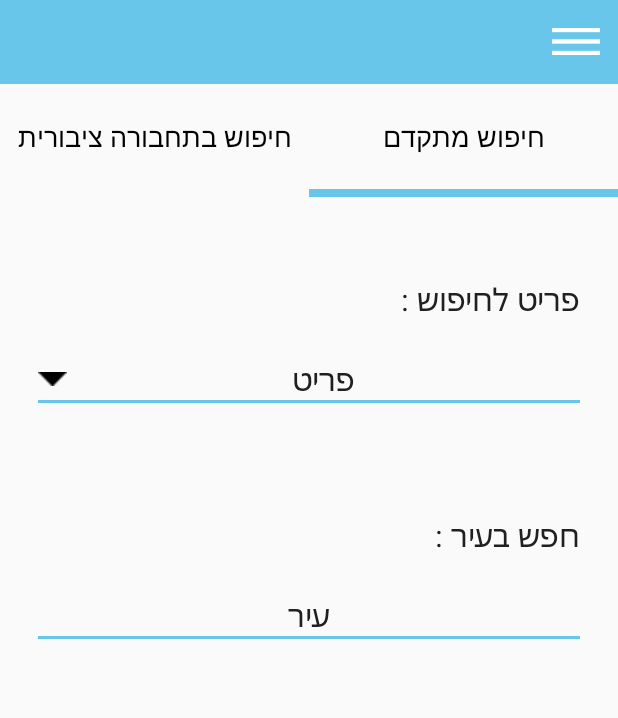
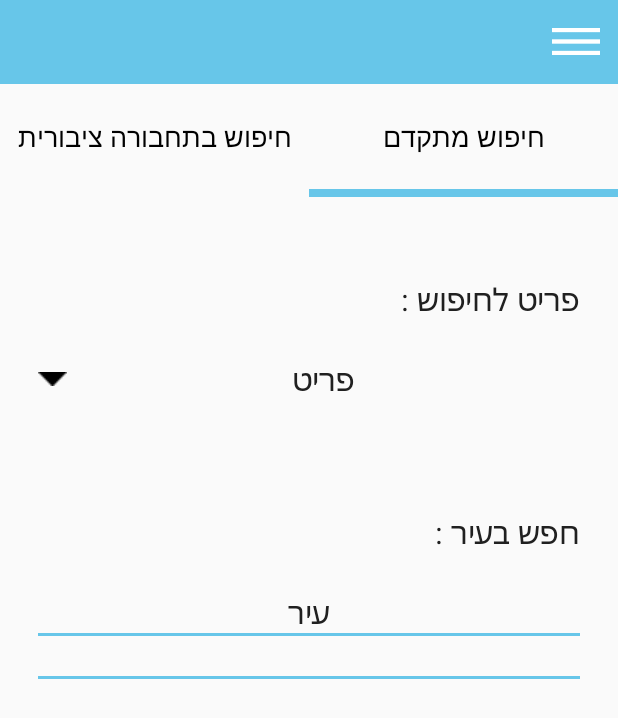
Before and after one commit to shayPo/Losty, an Android app: the screen it shows after launch (AdvenceSearchActivity), on a phone screen of 412 x 824 dp. Shown: the top 718 px of the screen. Run offline under Robolectric (Android 15) with nearby library versions, the phone set to English and light mode, and no system bars.

Commit message:
backup search screen list adapter

```diff
--- /dev/null
+++ b/app/src/main/res/drawable/list_item_back.xml
@@ -0,0 +1,5 @@
+<?xml version="1.0" encoding="utf-8"?>
+<shape xmlns:android="http://schemas.android.com/apk/res/android" android:shape="rectangle" >
+    <solid android:color="@android:color/white" />
+    <stroke android:width="1dip" android:color="#b6b5b5"/>
+</shape>
--- a/app/src/main/res/layout/advench_search.xml
+++ b/app/src/main/res/layout/advench_search.xml
@@ -17,6 +17,7 @@
         android:textSize="20.5sp"/>
 
     <TextView
+        android:tag="first"
         android:id="@+id/selected_type"
         android:layout_width="match_parent"
         android:layout_height="wrap_content"
@@ -30,14 +31,6 @@
         android:textColor="@color/title_color"
         android:textSize="20.5sp"/>
 
-    <FrameLayout
-        android:layout_width="match_parent"
-        android:layout_height="2dp"
-        android:layout_marginLeft="25dp"
-        android:layout_marginRight="25dp"
-        android:background="@color/colorPrimary"
-        ></FrameLayout>
-
     <TextView
         android:id="@+id/title_city"
         android:layout_width="match_parent"
@@ -50,6 +43,7 @@
         android:textSize="20.5sp"/>
 
     <TextView
+        android:tag="first"
         android:id="@+id/selected_city"
         android:layout_width="match_parent"
         android:layout_height="wrap_content"
@@ -71,38 +65,38 @@
         ></FrameLayout>
 
     <LinearLayout
-        android:gravity="right"
+        android:layout_marginLeft="25dp"
+        android:layout_marginRight="25dp"
         android:layout_marginTop="10dp"
         android:orientation="horizontal"
         android:layout_width="match_parent"
         android:layout_height="wrap_content">
 
         <TextView
+            android:gravity="left"
+            android:paddingLeft="5dp"
             android:fontFamily="@font/notosanshebrewregular"
-            android:id="@+id/type"
-            android:layout_width="wrap_content"
-            android:layout_height="wrap_content"/>
-
-        <FrameLayout
-            android:id="@+id/sprator"
-            android:visibility="gone"
-            android:background="@android:color/black"
-            android:layout_width="1dp"
-            android:layout_height="match_parent"></FrameLayout>
-
-        <TextView
-            android:fontFamily="@font/notosanshebrewregular"
-            android:id="@+id/city"
-            android:layout_width="wrap_content"
+            android:id="@+id/number_of_results"
+            android:layout_weight="4"
+            android:layout_width="match_parent"
             android:layout_height="wrap_content"/>
 
         <TextView
+            android:layout_weight="6"
+            android:fontFamily="@font/notosanshebrewregular"
+            android:id="@+id/search_pramters"
+            android:layout_width="match_parent"
+            android:layout_height="wrap_content"/>
 
-            android:fontFamily="@font/notosanshebrewregular"
-            android:id="@+id/number_of_results"
-            android:layout_width="wrap_content"
-            android:layout_height="wrap_content"/>
     </LinearLayout>
+
+    <FrameLayout
+        android:layout_width="match_parent"
+        android:layout_height="2dp"
+        android:layout_marginLeft="25dp"
+        android:layout_marginRight="25dp"
+        android:background="@color/colorPrimary"
+        ></FrameLayout>
 
     <android.support.v7.widget.RecyclerView
         android:id="@+id/results_display"
```
Also changed, not shown: app/src/main/java/com/fond/lost/losty/view/adapters/SearchResults.java (deleted, +0 -61 lines), app/src/main/java/com/fond/lost/losty/view/adapters/SearchResults.kt (added, +48 -0 lines), app/src/main/java/com/fond/lost/losty/view/fragments/AdvenceSearch.kt (+46 -34 lines), app/src/main/res/layout/search_item.xml (+23 -9 lines).
